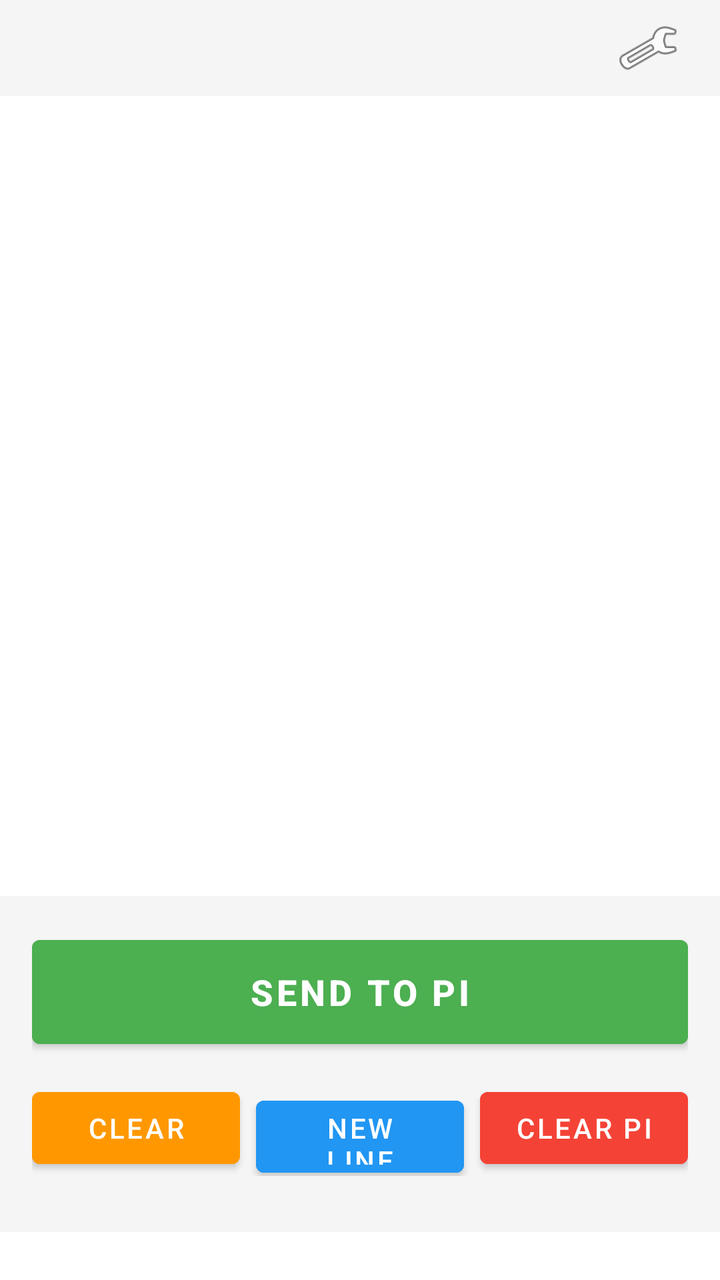
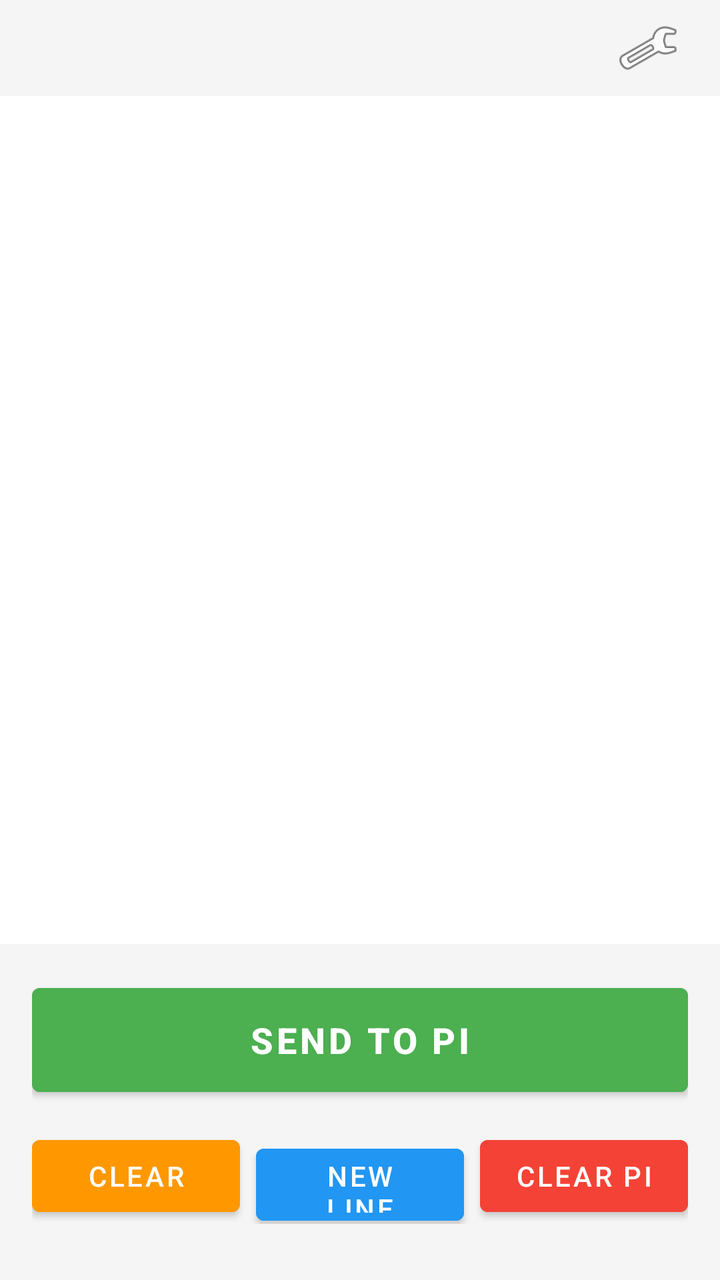

Two renders of the same Android screen: before a commit and after it. Below are the layout's source before the change and the commit's diff.
<!-- AndroidManifest.xml: application theme Theme.SPenNotes -->
<!-- res/layout/activity_main.xml -->
<?xml version="1.0" encoding="utf-8"?>
<LinearLayout xmlns:android="http://schemas.android.com/apk/res/android"
    android:layout_width="match_parent"
    android:layout_height="match_parent"
    android:orientation="vertical"
    android:fitsSystemWindows="true">

    
    <LinearLayout
        android:layout_width="match_parent"
        android:layout_height="48dp"
        android:orientation="horizontal"
        android:gravity="center_vertical|end"
        android:background="#F5F5F5"
        android:paddingEnd="12dp"
        android:paddingStart="12dp">

        <ImageButton
            android:id="@+id/settings_button"
            android:layout_width="48dp"
            android:layout_height="48dp"
            android:src="@android:drawable/ic_menu_preferences"
            android:background="?attr/selectableItemBackgroundBorderless"
            android:contentDescription="Settings"
            android:scaleType="centerInside"
            android:padding="8dp" />
    </LinearLayout>

    <FrameLayout
        android:id="@+id/drawing_container"
        android:layout_width="match_parent"
        android:layout_height="400dp"
        android:background="#FFFFFF"/>

    
    <LinearLayout
        android:layout_width="match_parent"
        android:layout_height="wrap_content"
        android:orientation="vertical"
        android:padding="16dp"
        android:background="#F5F5F5">

        <Button
            android:id="@+id/send_button"
            android:layout_width="match_parent"
            android:layout_height="64dp"
            android:text="Send to Pi"
            android:textSize="18sp"
            android:textStyle="bold"
            android:backgroundTint="#4CAF50"/>

        
        <LinearLayout
            android:layout_width="match_parent"
            android:layout_height="wrap_content"
            android:orientation="horizontal"
            android:layout_marginTop="12dp">

            <Button
                android:id="@+id/clear_button"
                android:layout_width="0dp"
                android:layout_height="48dp"
                android:layout_weight="1"
                android:layout_marginEnd="4dp"
                android:text="Clear"
                android:backgroundTint="#FF9800"/>

            <Button
                android:id="@+id/newline_button"
                android:layout_width="0dp"
                android:layout_height="48dp"
                android:layout_weight="1"
                android:layout_marginStart="4dp"
                android:layout_marginEnd="4dp"
                android:text="New Line"
                android:backgroundTint="#2196F3"/>

            <Button
                android:id="@+id/clear_screen_button"
                android:layout_width="0dp"
                android:layout_height="48dp"
                android:layout_weight="1"
                android:layout_marginStart="4dp"
                android:text="Clear Pi"
                android:backgroundTint="#F44336"/>
        </LinearLayout>

        
        <LinearLayout
            android:id="@+id/server_switcher"
            android:layout_width="match_parent"
            android:layout_height="wrap_content"
            android:orientation="horizontal"
            android:layout_marginTop="12dp"
            android:gravity="center" />
    </LinearLayout>

</LinearLayout>
<!-- resources referenced by this layout -->
<resources>
  <style name="Theme.SPenNotes" parent="Theme.MaterialComponents.Light.NoActionBar" />
</resources>

<!-- the commit's change to res/layout/activity_main.xml (unified diff, before → after) -->
@@ -29,7 +29,8 @@
     <FrameLayout
         android:id="@+id/drawing_container"
         android:layout_width="match_parent"
-        android:layout_height="400dp"
+        android:layout_height="0dp"
+        android:layout_weight="1"
         android:background="#FFFFFF"/>
 
     
